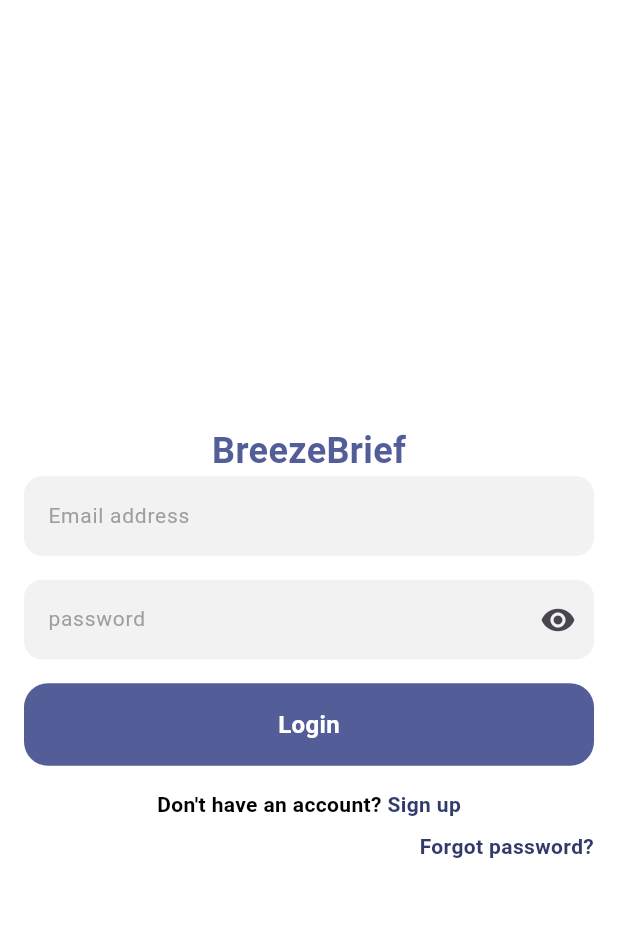
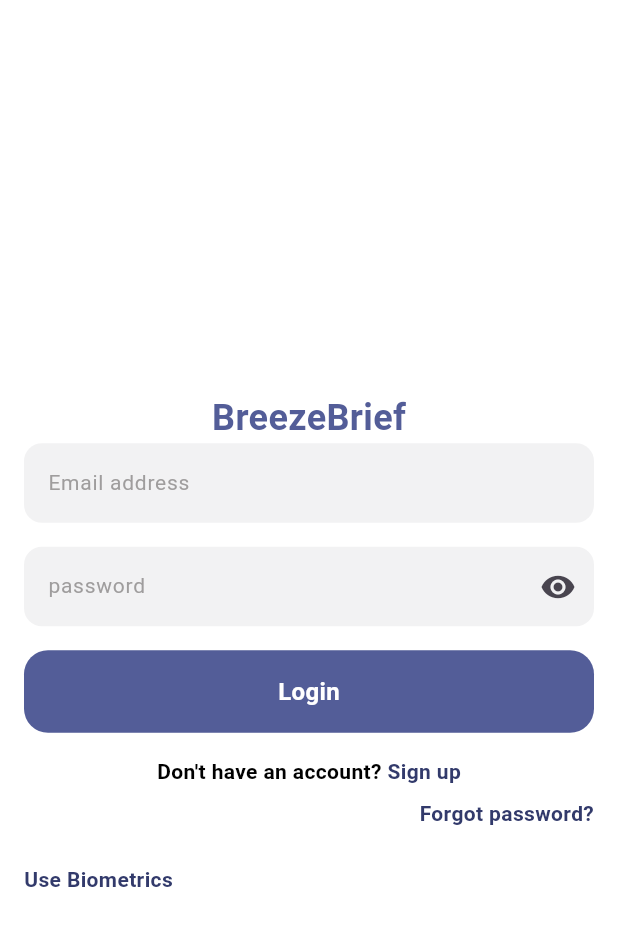
Before and after one commit to Mahmoudkhalafalah/NewsWeatherApp, a Flutter app: the screen it shows after launch, on a phone screen of 412 x 824 dp. Shown: the top 926 px of the screen. Run offline on Flutter 3.47's test engine with Material 3 defaults, Android fonts, the phone set to English and light mode, and no system bars; our stand-ins replace carousel_slider, convex_bottom_bar, dio, firebase_auth, firebase_core, fluttertoast and 3 more; accounts and stored records are empty.

Commit message:
biometrics added

```diff
--- a/lib/auth.dart
+++ b/lib/auth.dart
@@ -13,9 +13,9 @@
         stream: FirebaseAuth.instance.authStateChanges(),
         builder: ((context, snapshot) {
           if (snapshot.hasData) {
-            return HomePage();
+            return const HomePage();
           } else {
-            return LoginScreen();
+            return const LoginScreen();
           }
         }),
       ),
--- a/lib/main.dart
+++ b/lib/main.dart
@@ -2,7 +2,6 @@
 import 'package:news_weather_app_project/auth.dart';
 import 'package:firebase_core/firebase_core.dart';
 import 'package:news_weather_app_project/providers/app_provider.dart';
-import 'package:news_weather_app_project/views/Weather_home_default_view.dart';
 import 'package:news_weather_app_project/views/home.dart';
 import 'package:news_weather_app_project/views/login.dart';
 import 'package:news_weather_app_project/views/signup.dart';
@@ -22,12 +21,14 @@
       create: (context) {
         return AppProvider();
       },
-      child: MyApp(),
+      child: const MyApp(),
     ),
   );
 }
 
 class MyApp extends StatelessWidget {
+  const MyApp({super.key});
+
   @override
   Widget build(BuildContext context) {
     return MaterialApp(
@@ -39,7 +40,7 @@
         // home:Auth(),
         routes: {
           '/': (context) => const Auth(),
-          'homeScreen': (context) => HomePage(),
+          'homeScreen': (context) => const HomePage(),
           'signupScreen': (context) => const SignUpScreen(),
           'loginScreen': (context) => const LoginScreen(),
         });
--- a/lib/providers/app_provider.dart
+++ b/lib/providers/app_provider.dart
@@ -1,10 +1,7 @@
 import 'package:dio/dio.dart';
-import 'package:flutter/cupertino.dart';
-import 'package:flutter/foundation.dart';
 import 'package:flutter/material.dart';
 import 'package:news_weather_app_project/models/article_model.dart';
 import 'package:news_weather_app_project/models/weather_forecast_model.dart';
-import 'package:news_weather_app_project/services/auth_service.dart';
 import 'package:news_weather_app_project/services/news_service.dart';
 import 'package:news_weather_app_project/services/weather_service.dart';
 
@@ -23,12 +20,19 @@
 
   int _selectedIndex = 0;
 
-  Icon loginPasswordFieldIcon = Icon(Icons.remove_red_eye_rounded);
+  Icon loginPasswordFieldIcon = const Icon(Icons.remove_red_eye_rounded);
   bool loginPassWordVisible = true;
 
-  Icon signUpPasswordFieldIcon = Icon(Icons.remove_red_eye_rounded);
+  Icon signUpPasswordFieldIcon = const Icon(Icons.remove_red_eye_rounded);
   bool signUpPassWordVisible = true;
 
+  bool _signInAnonymous = false;
+  set signInAnonymous(bool value) {
+    _signInAnonymous = value;
+    notifyListeners();
+  }
+
+  bool get signInAnonymous => _signInAnonymous;
   set selectedIndex(int index) {
     _selectedIndex = index;
     notifyListeners();
@@ -58,16 +62,16 @@
   void changeLoginPassVisibility() {
     loginPassWordVisible = !loginPassWordVisible;
     loginPasswordFieldIcon = (loginPassWordVisible)
-        ? Icon(Icons.remove_red_eye_rounded)
-        : Icon(Icons.remove_red_eye_outlined);
+        ? const Icon(Icons.remove_red_eye_rounded)
+        : const Icon(Icons.remove_red_eye_outlined);
     notifyListeners();
   }
 
   void changeSignUpPassVisibility() {
     signUpPassWordVisible = !signUpPassWordVisible;
     signUpPasswordFieldIcon = (signUpPassWordVisible)
-        ? Icon(Icons.remove_red_eye_rounded)
-        : Icon(Icons.remove_red_eye_outlined);
+        ? const Icon(Icons.remove_red_eye_rounded)
+        : const Icon(Icons.remove_red_eye_outlined);
     notifyListeners();
   }
 }
--- a/lib/services/auth_service.dart
+++ b/lib/services/auth_service.dart
@@ -1,5 +1,4 @@
 import 'package:firebase_auth/firebase_auth.dart';
-import 'package:firebase_core/firebase_core.dart';
 import 'package:fluttertoast/fluttertoast.dart';
 
 class AuthService {
--- a/lib/views/Weather_home_default_view.dart
+++ b/lib/views/Weather_home_default_view.dart
@@ -1,7 +1,5 @@
-import 'package:dio/dio.dart';
 import 'package:flutter/material.dart';
 import 'package:news_weather_app_project/providers/app_provider.dart';
-import 'package:news_weather_app_project/services/weather_service.dart';
 import 'package:news_weather_app_project/views/weather_search_view.dart';
 import 'package:news_weather_app_project/views/widgets.dart';
 import 'package:provider/provider.dart';
@@ -64,7 +62,7 @@
                         onPressed: () {
                           Navigator.of(context).push(MaterialPageRoute(
                             builder: (context) {
-                              return SearchView();
+                              return const SearchView();
                             },
                           ));
                         },
@@ -390,7 +388,7 @@
                       color: Colors.white,
                     ),
                   ),
-                  SizedBox(
+                  const SizedBox(
                     height: 16,
                   )
                 ],
--- a/lib/views/category_view.dart
+++ b/lib/views/category_view.dart
@@ -28,7 +28,7 @@
           appBar: AppBar(
             title: Text(
               category,
-              style: TextStyle(color: Colors.white),
+              style: const TextStyle(color: Colors.white),
             ),
             backgroundColor: Colors.transparent,
             leading: IconButton(
--- a/lib/views/login.dart
+++ b/lib/views/login.dart
@@ -2,12 +2,14 @@
 
 import 'package:firebase_auth/firebase_auth.dart';
 import 'package:flutter/material.dart';
-import 'package:fluttertoast/fluttertoast.dart';
+import 'package:local_auth/local_auth.dart';
 import 'package:news_weather_app_project/providers/app_provider.dart';
 import 'package:news_weather_app_project/services/auth_service.dart';
 import 'package:news_weather_app_project/widgets/input_text_field.dart';
 import 'package:provider/provider.dart';
 import 'package:news_weather_app_project/views/signup.dart';
+
+import '../widgets/reset_pass_dialog.dart';
 
 class LoginScreen extends StatefulWidget {
   const LoginScreen({super.key});
@@ -19,18 +21,30 @@
 class _LoginScreenState extends State<LoginScreen> {
   final TextEditingController _emailController = TextEditingController();
   final TextEditingController _passwordController = TextEditingController();
+  bool isBiometric = false;
+  Future<bool> Authenticate() async{
+    final LocalAuthentication localAuth = LocalAuthentication();
+    final bool isSupported = await localAuth.isDeviceSupported();
+    final bool check = await localAuth.canCheckBiometrics;
 
+    bool isAuth = false;
+    if(isSupported && check){
+      isAuth = await localAuth.authenticate(localizedReason: "complete biometrics to sign in anonymously");
+    }
+    return isAuth;
+  }
   Future signIn() async {
     AuthService().signInWithEmailAndPassword(
         _emailController.text.trim().toLowerCase(),
         _passwordController.text.trim());
+    Provider.of<AppProvider>(context,listen: false).signInAnonymous = false;
     Navigator.of(context).pushReplacementNamed("/");
   }
 
   void openSignupScreen() {
     Navigator.of(context).push(MaterialPageRoute(
       builder: (context) {
-        return SignUpScreen();
+        return const SignUpScreen();
       },
     ));
   }
@@ -48,18 +62,18 @@
         Provider.of<AppProvider>(context).loginPassWordVisible;
     Icon passIcon = Provider.of<AppProvider>(context).loginPasswordFieldIcon;
     return Scaffold(
-      backgroundColor: Color(0xffffffff),
+      backgroundColor: const Color(0xffffffff),
       body: Align(
         alignment: Alignment.center,
         child: Padding(
-          padding: EdgeInsets.fromLTRB(16, 50, 16, 16),
+          padding: const EdgeInsets.fromLTRB(16, 50, 16, 16),
           child: SingleChildScrollView(
             child: Column(
               mainAxisAlignment: MainAxisAlignment.start,
               crossAxisAlignment: CrossAxisAlignment.start,
               mainAxisSize: MainAxisSize.max,
               children: [
-                Align(
+                const Align(
                   alignment: Alignment.center,
                   child: Text(
                     "BreezeBrief",
@@ -89,15 +103,16 @@
                   },
                 ),
                 Padding(
-                  padding: EdgeInsets.fromLTRB(0, 0, 0, 16),
+                  padding: const EdgeInsets.fromLTRB(0, 0, 0, 16),
                   child: GestureDetector(
                     onTap: signIn,
                     child: Container(
-                      padding: EdgeInsets.all(16),
+                      padding: const EdgeInsets.all(16),
                       decoration: BoxDecoration(
-                          color: Color(0xFF535D98),
+                          color: const Color(0xFF535D98),
                           borderRadius: BorderRadius.circular(16)),
-                      child: Center(
+                      height: 55,
+                      child: const Center(
                         child: Text(
                           "Login",
                           style: TextStyle(
@@ -107,14 +122,13 @@
                           ),
                         ),
                       ),
-                      height: 55,
                     ),
                   ),
                 ),
                 Row(
                   mainAxisAlignment: MainAxisAlignment.center,
                   children: [
-                    Text(
+                    const Text(
                       "Don't have an account?",
                       style: TextStyle(
                         fontWeight: FontWeight.w700,
@@ -123,7 +137,7 @@
                     ),
                     GestureDetector(
                       onTap: openSignupScreen,
-                      child: Text(
+                      child: const Text(
                         ' Sign up',
                         style: TextStyle(
                           fontWeight: FontWeight.w700,
@@ -133,7 +147,7 @@
                     ),
                   ],
                 ),
-                SizedBox(
+                const SizedBox(
                   height: 8,
                 ),
                 Row(
@@ -144,10 +158,10 @@
                         showDialog(
                             context: context,
                             builder: (BuildContext context) {
-                              return PasswordReset();
+                              return const PasswordReset();
                             });
                       },
-                      child: Text(
+                      child: const Text(
                         ' Forgot password?',
                         style: TextStyle(
                           fontWeight: FontWeight.w700,
@@ -156,7 +170,26 @@
                       ),
                     ),
                   ],
-                )
+                ),
+                const SizedBox(
+                  height: 24,
+                ),
+                GestureDetector(
+                  onTap: () async {
+                    isBiometric = await Authenticate();
+                    if(isBiometric){
+                      Provider.of<AppProvider>(context,listen: false).signInAnonymous = true;
+                      Navigator.of(context).pushReplacementNamed("homeScreen");
+                    }
+                  },
+                  child: const Text(
+                    'Use Biometrics',
+                    style: TextStyle(
+                      fontWeight: FontWeight.w700,
+                      color: Color(0xff323A6B),
+                    ),
+                  ),
+                ),
               ],
             ),
           ),
--- a/lib/widgets/category_card.dart
+++ b/lib/widgets/category_card.dart
@@ -32,7 +32,7 @@
                 image: AssetImage(category.image),
                 fit: BoxFit.fill,
                 colorFilter:
-                    ColorFilter.mode(Colors.black26, BlendMode.overlay)),
+                    const ColorFilter.mode(Colors.black26, BlendMode.overlay)),
             color: Colors.deepPurple,
           ),
           child: Center(
--- a/lib/widgets/input_text_field.dart
+++ b/lib/widgets/input_text_field.dart
@@ -1,10 +1,8 @@
-import 'dart:async';
 
-import 'package:flutter/cupertino.dart';
 import 'package:flutter/material.dart';
 
 class PasswordCustomTextField extends StatelessWidget {
-  PasswordCustomTextField(
+  const PasswordCustomTextField(
       {super.key,
       required this.controller,
       required this.visibility,
@@ -19,12 +17,12 @@
   @override
   Widget build(BuildContext context) {
     return Padding(
-      padding: EdgeInsets.fromLTRB(0, 0, 0, 16),
+      padding: const EdgeInsets.fromLTRB(0, 0, 0, 16),
       child: TextField(
         controller: controller, // Use the right controller to manage the input
         obscureText: visibility,
         textAlign: TextAlign.start,
-        style: TextStyle(
+        style: const TextStyle(
           fontWeight: FontWeight.w400,
           fontStyle: FontStyle.normal,
           fontSize: 14,
@@ -36,11 +34,11 @@
             onPressed: onPress,
           ),
           hintText: hint,
-          hintStyle: TextStyle(
+          hintStyle: const TextStyle(
             color: Color(0xff9f9d9d),
           ),
           filled: true,
-          fillColor: Color(0xfff2f2f3),
+          fillColor: const Color(0xfff2f2f3),
           border: OutlineInputBorder(
             borderRadius: BorderRadius.circular(12.0),
             borderSide: BorderSide.none,
@@ -52,7 +50,7 @@
 }
 
 class CustomTextField extends StatelessWidget {
-  CustomTextField({
+  const CustomTextField({
     super.key,
     required this.controller,
     required this.visibility,
@@ -64,12 +62,12 @@
   @override
   Widget build(BuildContext context) {
     return Padding(
-      padding: EdgeInsets.fromLTRB(0, 0, 0, 16),
+      padding: const EdgeInsets.fromLTRB(0, 0, 0, 16),
       child: TextField(
         controller: controller, // Use the right controller to manage the input
         obscureText: visibility,
         textAlign: TextAlign.start,
-        style: TextStyle(
+        style: const TextStyle(
           fontWeight: FontWeight.w400,
           fontStyle: FontStyle.normal,
           fontSize: 14,
@@ -77,11 +75,11 @@
         ),
         decoration: InputDecoration(
           hintText: hint,
-          hintStyle: TextStyle(
+          hintStyle: const TextStyle(
             color: Color(0xff9f9d9d),
           ),
           filled: true,
-          fillColor: Color(0xfff2f2f3),
+          fillColor: const Color(0xfff2f2f3),
           border: OutlineInputBorder(
             borderRadius: BorderRadius.circular(12.0),
             borderSide: BorderSide.none,
--- a/lib/widgets/newsTitleForCarusal.dart
+++ b/lib/widgets/newsTitleForCarusal.dart
@@ -2,7 +2,7 @@
 import '../models/article_model.dart';
 
 class NewsTitleForCarousel extends StatelessWidget {
-  const NewsTitleForCarousel({Key? key, required this.articleModel});
+  const NewsTitleForCarousel({super.key, required this.articleModel});
 
   final ArticleModel articleModel;
 
@@ -37,7 +37,7 @@
                 Text(
                   articleModel.title ?? "",
                   maxLines: 1,
-                  style: Theme.of(context).textTheme.headline6!.copyWith(
+                  style: Theme.of(context).textTheme.titleLarge!.copyWith(
                       color: Colors.white,
                       fontSize: 18,
                       fontWeight: FontWeight.bold),
@@ -45,7 +45,7 @@
                 Text(
                   articleModel.subTitle ?? "",
                   maxLines: 2,
-                  style: TextStyle(color: Colors.white),
+                  style: const TextStyle(color: Colors.white),
                 )
               ],
             ),
--- a/lib/widgets/news_title.dart
+++ b/lib/widgets/news_title.dart
@@ -3,7 +3,7 @@
 import '../models/article_model.dart';
 
 class NewsTitle extends StatelessWidget {
-  const NewsTitle({Key? key, required this.articleModel});
+  const NewsTitle({super.key, required this.articleModel});
 
   final ArticleModel articleModel;
 
```
Also changed, not shown: lib/views/home.dart (+15 -15 lines), lib/views/news_home_views.dart (+12 -12 lines), lib/views/news_search_view.dart (+5 -4 lines), lib/views/profile_view.dart (+20 -9 lines), lib/views/signup.dart (+10 -14 lines), lib/views/weather_details_view.dart (+2 -5 lines), lib/views/weather_search_view.dart (+4 -4 lines), lib/widgets/reset_pass_dialog.dart (+8 -8 lines), 3 other files.
